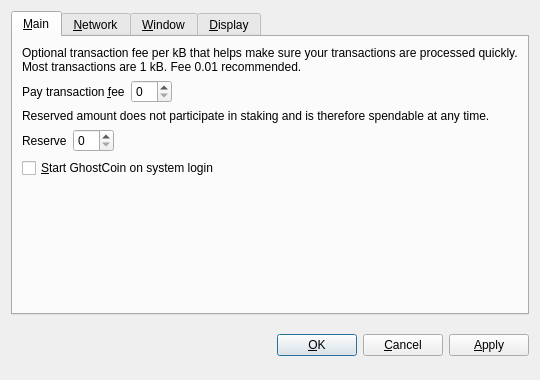
Qt form src/qt/forms/optionsdialog.ui (smith7800/spook) before a commit.
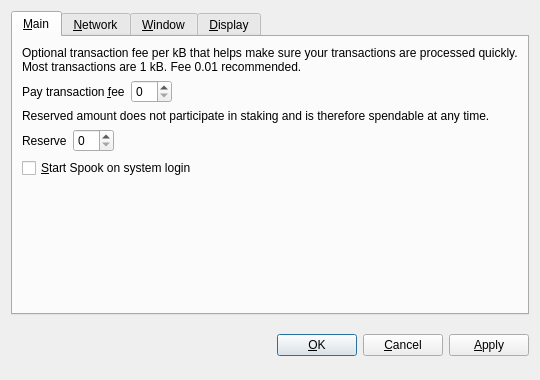
The same form after that commit. Custom widgets are drawn as their Qt base class.

The edit to the form file:
```diff
--- a/src/qt/forms/optionsdialog.ui
+++ b/src/qt/forms/optionsdialog.ui
@@ -128,7 +128,7 @@
           <string>Automatically start GhostCoin after logging in to the system.</string>
          </property>
          <property name="text">
-          <string>&amp;Start GhostCoin on system login</string>
+          <string>&amp;Start Spook on system login</string>
          </property>
         </widget>
        </item>
```
Left out of the diff: 10 changed lines with no effect on the pictures.
